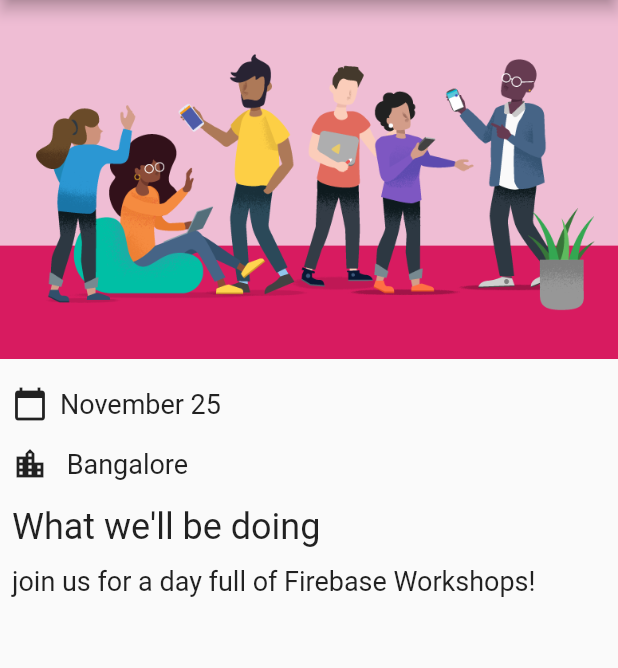
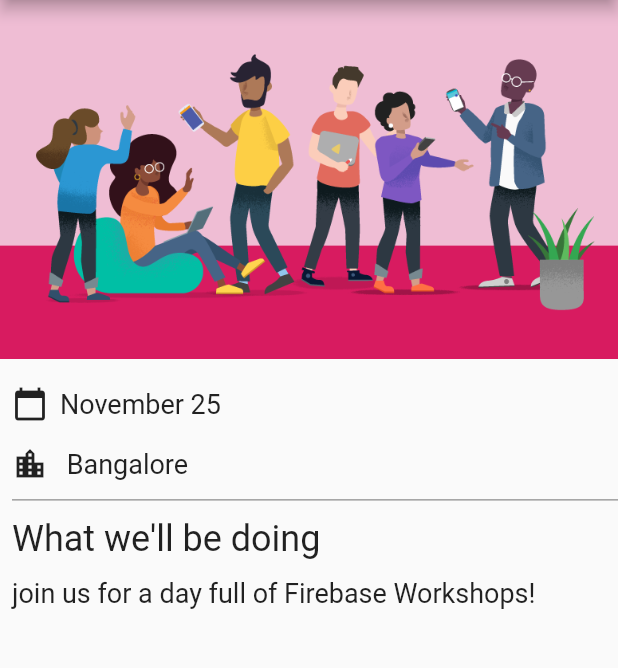
Before and after one commit to kirtijangid/meetup-app, a Flutter app: the screen it shows after launch, on a phone screen of 412 x 824 dp, the part 84-752 px from its top. Run offline on Flutter 3.47's test engine with Material 2 defaults, Android fonts, the phone set to English and light mode, and no system bars.

Commit message:
adding a divider

```diff
--- a/lib/homepage.dart
+++ b/lib/homepage.dart
@@ -18,6 +18,12 @@
           SizedBox(height: 10,),
           const IconAndDetail(Icons.calendar_today,'November 25'),
           const IconAndDetail(Icons.location_city,' Bangalore'),
+          const Divider(
+            height: 8,
+            thickness: 1,
+            indent: 8,
+            color: Colors.grey,
+          ),
           const Header("What we'll be doing"),
           const Paragraph('join us for a day full of Firebase Workshops!')
         ],
```
Also changed, not shown: lib/src/widgets.dart (+15 -0 lines).
